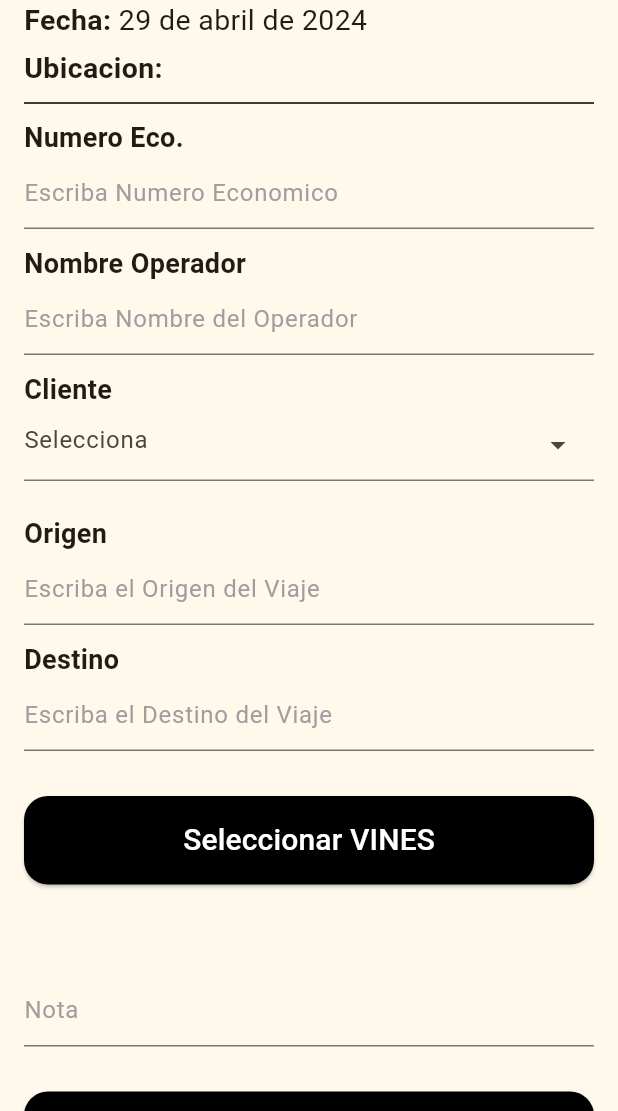
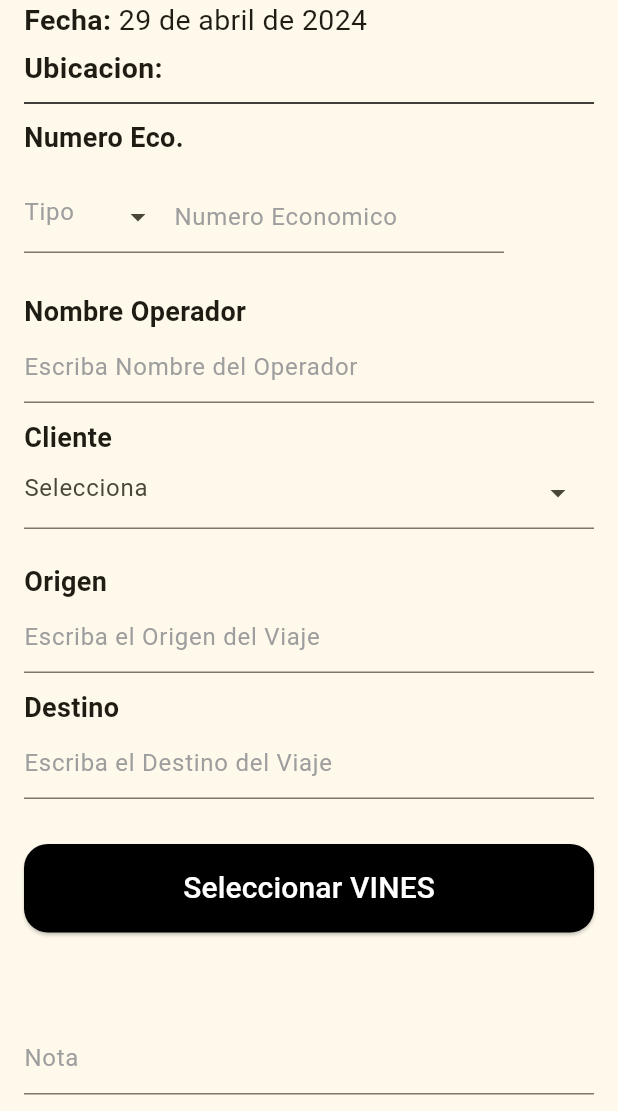
Before and after one commit to hguerrero10/tleavin-movil, a Flutter app: the ArmarViaje screen opened directly, on a phone screen of 412 x 824 dp, the part 125-1236 px from its top. Run offline on Flutter 3.47's test engine with Material 3 defaults, Android fonts, the phone set to English and light mode, and no system bars; drawn by our look-alikes of dropdown_search; our stand-ins replace device_info_plus, flutter_slider_drawer, fluttertoast, gallery_saver, geocoding, geolocator and 2 more; missing offline and left inert: connectivity_widget, flutter_barcode_scanner, gradient_slide_to_act, syncfusion_flutter_signaturepad, widget_zoom; accounts and stored records are empty.

Commit message:
ajuste de viaje, json y pruebas al server

```diff
--- a/lib/model/dano.dart
+++ b/lib/model/dano.dart
@@ -27,7 +27,7 @@ class Dano{
 
   @override
   String toString() {
-    return 'Dano { vin: $vin, panel: $panel, registroTipo: $registroTipo, area: $area, tipo: $tipo, severidad: $severidad, nota: $nota, fecha_creacion: $fecha_creacion, idd: $idd }';
+    return '{ idd: $idd, vin: $vin, panel: $panel, registroTipo: $registroTipo, area: $area, tipo: $tipo, severidad: $severidad, nota: $nota, fecha_creacion: $fecha_creacion, evidencias: $evidencias }';
   }
 
   factory Dano.fromMap(Map<String, dynamic> map) => Dano(
--- a/lib/model/evidencia.dart
+++ b/lib/model/evidencia.dart
@@ -19,7 +19,7 @@ class Evidencia{
 
   @override
   String toString() {
-    return 'Evidencia { vin: $vin, iddano: $iddano, idviaje: $idviaje, nombre: $nombre, archivo: $archivo, fechahora: $fechahora, ide: $ide }';
+    return '{ ide: $ide, vin: $vin, iddano: $iddano, idviaje: $idviaje, nombre: $nombre, archivo: $archivo, fechahora: $fechahora }';
   }
 
   factory Evidencia.fromMap(Map<String, dynamic> map) => Evidencia(
--- a/lib/model/viaje.dart
+++ b/lib/model/viaje.dart
@@ -1,3 +1,5 @@
+import 'package:tleavin_mobil/model/vin.dart';
+
 class Viaje{
   int? idviaje;
   String? supervisor;
@@ -21,7 +23,7 @@ class Viaje{
   String? estadoViaje;
   String? fecha_creacion;
   String? fecha_sync;
-  List<String>? vines;
+  List<Vin>? vines;
 
   Viaje({
     this.idviaje,
@@ -51,7 +53,7 @@ class Viaje{
 
   @override
   String toString() {
-    return 'Viaje { idviaje: $idviaje, supervisor: $supervisor, folio_bitacora: $folio_bitacora, cartaporte: $cartaporte, bitacora_fecha_carga: $bitacora_fecha_carga, num_eco_unidad: $num_eco_unidad, nombre_operador: $nombre_operador, cliente_nombre: $cliente_nombre, cliente_clave: $cliente_clave, ruta_clave: $ruta_clave, ruta_nombre: $ruta_nombre, origen: $origen, destino: $destino, etiqueta: $etiqueta, status_carga: $status_carga, notas: $notas, registrada_por: $registrada_por, tipo_viaje: $tipo_viaje, semana: $semana, estadoViaje: $estadoViaje, fecha_creacion: $fecha_creacion, fecha_sync: $fecha_sync, vines: $vines }';
+    return '{ idviaje: $idviaje, supervisor: $supervisor, folio_bitacora: $folio_bitacora, cartaporte: $cartaporte, bitacora_fecha_carga: $bitacora_fecha_carga, num_eco_unidad: $num_eco_unidad, nombre_operador: $nombre_operador, cliente_nombre: $cliente_nombre, cliente_clave: $cliente_clave, ruta_clave: $ruta_clave, ruta_nombre: $ruta_nombre, origen: $origen, destino: $destino, etiqueta: $etiqueta, status_carga: $status_carga, notas: $notas, registrada_por: $registrada_por, tipo_viaje: $tipo_viaje, semana: $semana, estadoViaje: $estadoViaje, fecha_creacion: $fecha_creacion, fecha_sync: $fecha_sync, vines: $vines }';
   }
 
   factory Viaje.fromMap(Map<String, dynamic> map) => Viaje(
@@ -76,7 +78,8 @@ class Viaje{
     semana: map['semana'],
     estadoViaje: map['estadoViaje'].toString(),
     fecha_creacion: map['fecha_creacion'].toString(),
-    fecha_sync: map['fecha_sync'].toString()
+    fecha_sync: map['fecha_sync'].toString(),
+    vines: map['vines']
   );
 
   Map<String, dynamic> toMap() => {
@@ -101,6 +104,7 @@ class Viaje{
     "semana": semana,
     "estadoViaje": estadoViaje,
     "fecha_creacion": fecha_creacion,
-    "fecha_sync": fecha_sync
+    "fecha_sync": fecha_sync,
+    "vines": vines
   };
 }
--- a/lib/model/vin.dart
+++ b/lib/model/vin.dart
@@ -45,7 +45,7 @@ class Vin{
 
   @override
   String toString() {
-    return 'Vin { idviaje: $idviaje, cartaporte: $cartaporte, vin: $vin, distrib_clave: $distrib_clave, dest_nombre: $dest_nombre, ruta_clave: $ruta_clave, ruta_nombre: $ruta_nombre, origen: $origen, destino: $destino, modelo: $modelo, marca: $marca, posicion: $posicion, orientacion: $orientacion, compra: $compra, fecha_carga: $fecha_carga, fecha_creacion: $fecha_creacion, fecha_sync: $fecha_sync, danos: $danos, idv: $idv }';
+    return '{ idv: $idv, idviaje: $idviaje, cartaporte: $cartaporte, vin: $vin, distrib_clave: $distrib_clave, dest_nombre: $dest_nombre, ruta_clave: $ruta_clave, ruta_nombre: $ruta_nombre, origen: $origen, destino: $destino, modelo: $modelo, marca: $marca, posicion: $posicion, orientacion: $orientacion, compra: $compra, fecha_carga: $fecha_carga, fecha_creacion: $fecha_creacion, fecha_sync: $fecha_sync, danos: $danos }';
   }
 
   factory Vin.fromMap(Map<String, dynamic> map) => Vin(
--- a/lib/src/home/inicio.dart
+++ b/lib/src/home/inicio.dart
@@ -196,7 +196,7 @@ class _InicioScreenState extends State<InicioScreen> {
   paProbar() async {
     var datos = await  DatabaseProvider.db.paraPruebas();
     // var datos = await  DatabaseProvider.db.envioViajeCompleto(1);
-    log(datos.toString());
+    // log(datos.toString());
   }
 
   logout() async {
--- a/lib/src/pages/dano/registro_unidad_ss.dart
+++ b/lib/src/pages/dano/registro_unidad_ss.dart
@@ -356,11 +356,15 @@ class _RegistroUnidadSSState extends State<RegistroUnidadSS> {
       itemP.deleteBoton();
 
       for(var ed in evidenciasDano) {
+
+        var arc = ed.tiem();
+        var edn = arc.replaceAll("\\s{2,}", "");
+
         evidencia = Evidencia(
           vin: widget.vin,
           iddano: value,
           nombre: null,
-          archivo: ed,
+          archivo: edn,
           fechahora: fechaH
         );
 
--- a/lib/src/pages/resumen_carga/salida_viaje.dart
+++ b/lib/src/pages/resumen_carga/salida_viaje.dart
@@ -307,7 +307,7 @@ class _ResumenViajeState extends State<ResumenViaje> {
                     gradient: const LinearGradient(
                       begin: Alignment.centerLeft,
                       colors: [
-                        Color.fromRGBO(29, 26, 7, 1),
+                        Color.fromRGBO(242, 211, 0, 1),
                         Color.fromRGBO(242, 211, 0, 1)
                       ]
                     )
--- a/lib/src/pages/viaje/armar_viaje.dart
+++ b/lib/src/pages/viaje/armar_viaje.dart
@@ -29,6 +29,8 @@ class _ArmarViajeState extends State<ArmarViaje> {
   final _origenTextController = TextEditingController();
   final _destinoTextController = TextEditingController();
   final _notaTextController = TextEditingController();
+
+  String? tipoEco;
 
   var listaVinsViaje = [];
   String? vinEscaneado;
@@ -94,7 +96,54 @@ class _ArmarViajeState extends State<ArmarViaje> {
               const Cuerpo(),
 
               _titulo('Numero Eco.'),
-              _inputs(_ecoTextController, 'Escriba Numero Economico', TextInputType.number),
+              Container(
+                padding: const EdgeInsets.all(16),
+                child: Row(
+                  crossAxisAlignment: CrossAxisAlignment.center,
+                    children: [
+                      Container(
+                          width: 100,
+                          decoration: BoxDecoration(
+                            borderRadius: BorderRadius.circular(5),
+                          ),
+                          child: DropdownSearch<String>(
+                            popupProps: const PopupProps.menu(
+                              showSelectedItems: true
+                            ),
+                            items: const ['TLE', 'TLEA', 'C', 'OTRO'],
+                            dropdownDecoratorProps: const  DropDownDecoratorProps(
+                              dropdownSearchDecoration: InputDecoration(
+                                hintText: "Tipo",
+                                hintStyle: TextStyle(
+                                  color: Colors.grey
+                                )
+                              )
+                            ),
+                            onChanged: (cl) {
+                              setState(() {
+                                tipoEco = cl;
+                              });
+                            }
+                          )
+                        ),
+                        SizedBox(
+                          width: 220,
+                          child: TextField(
+                            controller: _ecoTextController,
+                            keyboardType: TextInputType.number,
+                            textCapitalization: TextCapitalization.words,
+                            decoration: const InputDecoration(
+                              hintText: 'Numero Economico',
+                              hintStyle: TextStyle(
+                                color: Colors.grey
+                              )
+                            )
+                          )
+                        )
+                    ]
+                  ),
+              ),
+
               const SizedBox(height: 10),
 
               _titulo('Nombre Operador'),
@@ -319,7 +368,7 @@ class _ArmarViajeState extends State<ArmarViaje> {
       folio_bitacora: null ,
       cartaporte: null,
       bitacora_fecha_carga: null,
-      num_eco_unidad: _ecoTextController.text,
+      num_eco_unidad: tipoEco != 'OTRO' ? '$tipoEco-${_ecoTextController.text}' : _ecoTextController.text,
       nombre_operador: _nombreOpTextController.text,
       cliente_clave: int.parse(selectClie.toString()),
       cliente_nombre: selectClieText,
--- a/lib/src/widgets/cuerpo.dart
+++ b/lib/src/widgets/cuerpo.dart
@@ -6,6 +6,7 @@ import 'package:geolocator/geolocator.dart';
 import 'package:intl/date_symbol_data_local.dart';
 import 'package:connectivity_widget/connectivity_widget.dart';
 import 'package:tleavin_mobil/provider/items_provider.dart';
+import 'package:tleavin_mobil/src/widgets/info.dart';
 
 class Cuerpo extends StatefulWidget {
   const Cuerpo({super.key});
@@ -62,11 +63,14 @@ class _CuerpoState extends State<Cuerpo> {
               Row(
                 mainAxisAlignment: MainAxisAlignment.spaceBetween,
                 children: [
-                  Text(
-                    'Version: 0.30.0',
-                    style:  TextStyle(
-                      fontSize: 12,
-                      color: Colors.grey[400]
+                  GestureDetector(
+                    onDoubleTap: () => Navigator.push(context, MaterialPageRoute(builder: (context) => const InfoApp())),
+                    child: Text(
+                      'Version: 0.30.0',
+                      style:  TextStyle(
+                        fontSize: 12,
+                        color: Colors.grey[400]
+                      ),
                     ),
                   ),
                   SizedBox(
```
Also changed, not shown: lib/database/db.dart (+82 -143 lines), lib/src/pages/sincronizacion/enviar.dart (+6 -4 lines), lib/src/widgets/info.dart (added, +60 -0 lines).
